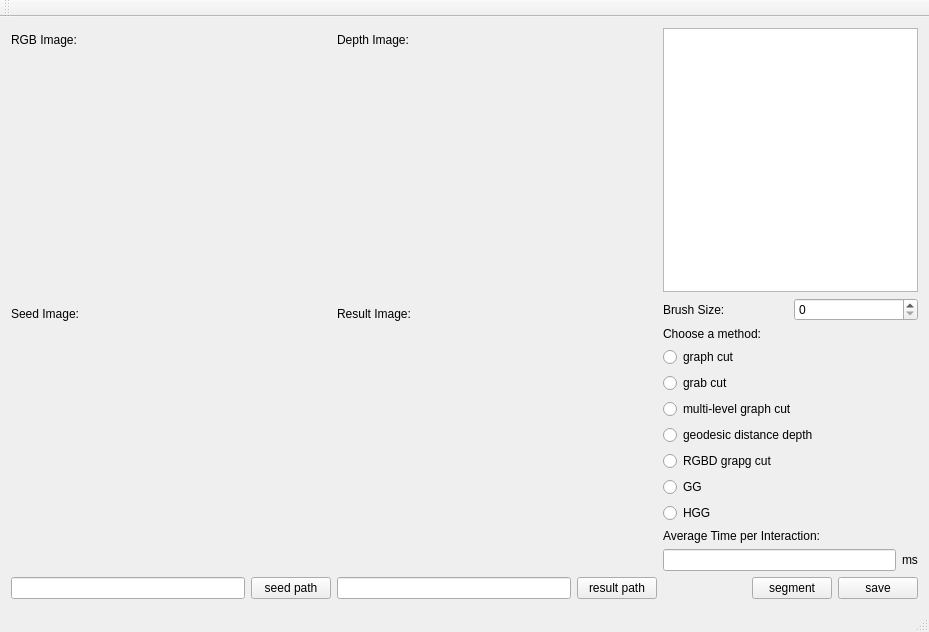
Old version of the form Segmentation/segmentation.ui in the repository MirandaGe/segmentation.
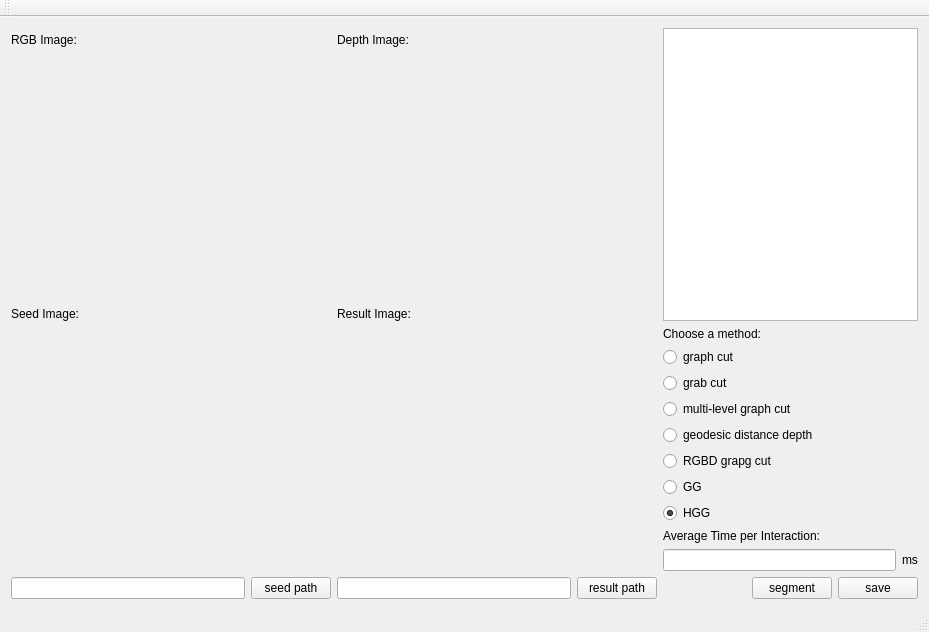
New version of the form.

What changed in the file:
```diff
--- a/Segmentation/segmentation.ui
+++ b/Segmentation/segmentation.ui
@@ -210,24 +210,6 @@
         <item>
          <widget class="QListWidget" name="imageList"/>
         </item>
-        <item>
-         <layout class="QHBoxLayout" name="horizontalLayout">
-          <item>
-           <widget class="QLabel" name="brushSizeText">
-            <property name="text">
-             <string>Brush Size:</string>
-            </property>
-           </widget>
-          </item>
-          <item>
-           <widget class="QSpinBox" name="brushSpinBox">
-            <property name="maximum">
-             <number>10</number>
-            </property>
-           </widget>
-          </item>
-         </layout>
-        </item>
         <item>
          <widget class="QLabel" name="methodLabel">
           <property name="text">
@@ -282,6 +264,9 @@
           <property name="text">
            <string>HGG</string>
           </property>
+          <property name="checked">
+           <bool>true</bool>
+          </property>
          </widget>
         </item>
         <item>
```
